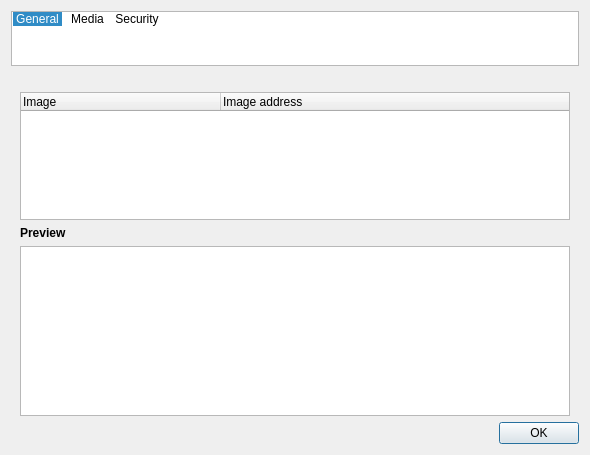
QupZilla/qupzilla, file src/webview/siteinfo.ui: the form before one commit.
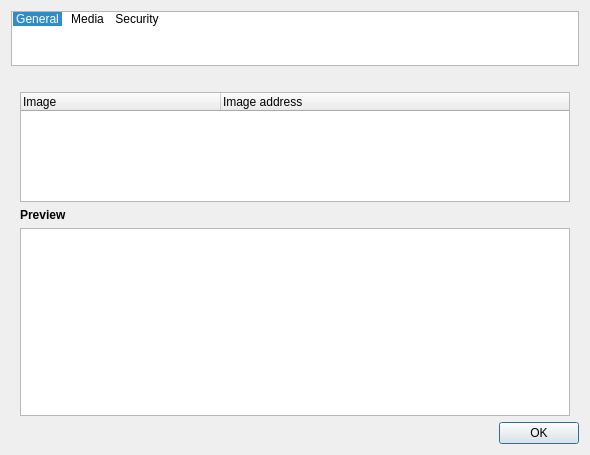
The form after the commit. The open tabs and pages were chosen to show the change. Icons and pictures are not drawn. Custom widgets are drawn as their Qt base class.

```diff
--- a/src/webview/siteinfo.ui
+++ b/src/webview/siteinfo.ui
@@ -286,16 +286,22 @@
        </property>
        <item row="0" column="0">
         <widget class="QTreeWidget" name="treeImages">
+         <property name="minimumSize">
+          <size>
+           <width>0</width>
+           <height>110</height>
+          </size>
+         </property>
          <property name="maximumSize">
           <size>
            <width>16777215</width>
-           <height>150</height>
+           <height>110</height>
           </size>
          </property>
          <property name="itemsExpandable">
           <bool>false</bool>
          </property>
-         <attribute name="headerDefaultSectionSize">
+         <attribute name="headerMinimumSectionSize">
           <number>200</number>
          </attribute>
          <column>
```
Left out of the diff: 2 changed lines with no effect on the pictures.
